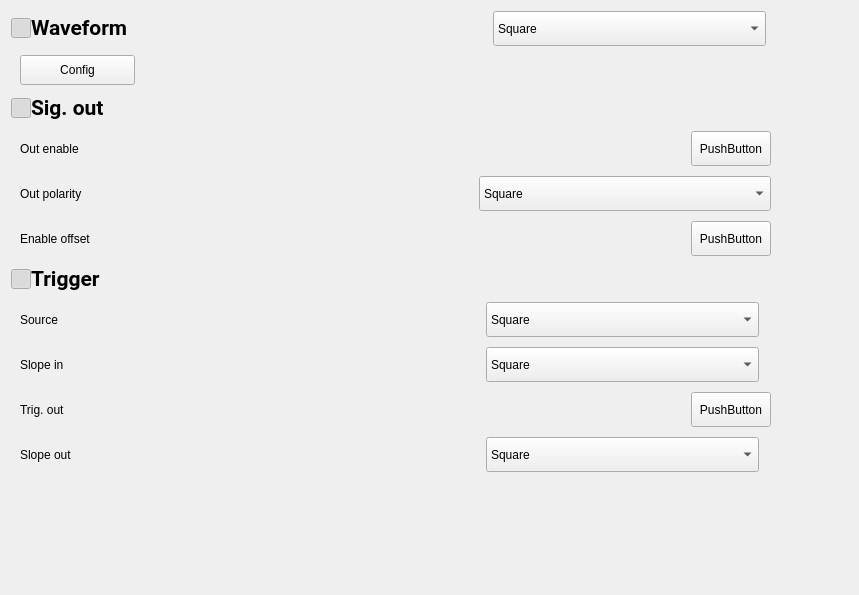
Qt form tas7061bb/widgets/wgContentHmf2550/wgContentHmf2550.ui (DoND8xforce/tas7061) before a commit.
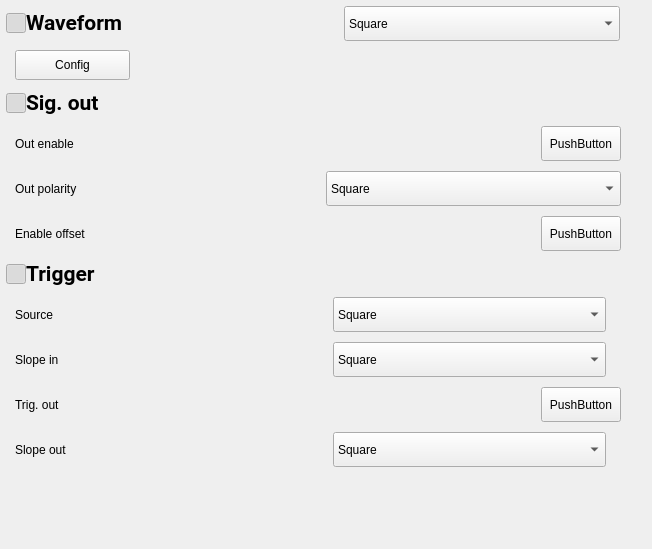
The same form after that commit. Icons and pictures are not drawn.

Commit message: Redesign layout tas7061if and tas7061bb

Patch:
```diff
--- a/tas7061bb/widgets/wgContentHmf2550/wgContentHmf2550.ui
+++ b/tas7061bb/widgets/wgContentHmf2550/wgContentHmf2550.ui
@@ -6,16 +6,33 @@
    <rect>
     <x>0</x>
     <y>0</y>
-    <width>859</width>
-    <height>595</height>
+    <width>652</width>
+    <height>549</height>
    </rect>
   </property>
   <property name="windowTitle">
    <string>Form</string>
   </property>
   <layout class="QHBoxLayout" name="horizontalLayout_4">
+   <property name="leftMargin">
+    <number>6</number>
+   </property>
+   <property name="topMargin">
+    <number>6</number>
+   </property>
+   <property name="rightMargin">
+    <number>6</number>
+   </property>
+   <property name="bottomMargin">
+    <number>6</number>
+   </property>
    <item>
-    <layout class="QVBoxLayout" name="verticalLayout_4">
+    <layout class="QVBoxLayout" name="verticalLayout_7">
+     <property name="spacing">
+      <number>0</number>
+     </property>
+     <item>
+      <layout class="QVBoxLayout" name="verticalLayout_6">
      <property name="spacing">
       <number>0</number>
      </property>
@@ -25,7 +42,7 @@
         <number>0</number>
        </property>
        <property name="rightMargin">
-        <number>14</number>
+          <number>10</number>
        </property>
        <item>
         <layout class="QHBoxLayout" name="horizontalLayout_2">
@@ -110,13 +127,13 @@
          </property>
          <property name="minimumSize">
           <size>
-           <width>273</width>
+             <width>276</width>
            <height>35</height>
           </size>
          </property>
          <property name="maximumSize">
           <size>
-           <width>273</width>
+             <width>276</width>
            <height>16777215</height>
           </size>
          </property>
@@ -148,10 +165,16 @@
       <widget class="QWidget" name="wgWaveForm" native="true">
        <property name="minimumSize">
         <size>
-         <width>769</width>
+           <width>624</width>
          <height>0</height>
         </size>
        </property>
+         <property name="maximumSize">
+          <size>
+           <width>624</width>
+           <height>16777215</height>
+          </size>
+         </property>
        <property name="styleSheet">
         <string notr="true"/>
        </property>
@@ -199,6 +222,10 @@
        </layout>
       </widget>
      </item>
+      </layout>
+     </item>
+     <item>
+      <layout class="QVBoxLayout" name="verticalLayout_5">
      <item>
       <layout class="QHBoxLayout" name="horizontalLayout_5">
        <property name="spacing">
@@ -285,10 +312,16 @@
       <widget class="QWidget" name="wgSignalOut" native="true">
        <property name="minimumSize">
         <size>
-         <width>769</width>
+           <width>624</width>
          <height>0</height>
         </size>
        </property>
+         <property name="maximumSize">
+          <size>
+           <width>624</width>
+           <height>16777215</height>
+          </size>
+         </property>
        <property name="styleSheet">
         <string notr="true"/>
        </property>
@@ -296,7 +329,7 @@
         <item>
          <layout class="QGridLayout" name="gridLayout">
           <property name="horizontalSpacing">
-           <number>388</number>
+             <number>240</number>
           </property>
           <property name="verticalSpacing">
            <number>10</number>
@@ -417,6 +450,13 @@
        </layout>
       </widget>
      </item>
+      </layout>
+     </item>
+     <item>
+      <layout class="QVBoxLayout" name="verticalLayout_4">
+       <property name="spacing">
+        <number>0</number>
+       </property>
      <item>
       <layout class="QHBoxLayout" name="horizontalLayout_11">
        <property name="spacing">
@@ -500,10 +540,16 @@
       <widget class="QWidget" name="wgTrigger" native="true">
        <property name="minimumSize">
         <size>
-         <width>769</width>
+           <width>624</width>
          <height>0</height>
         </size>
        </property>
+         <property name="maximumSize">
+          <size>
+           <width>624</width>
+           <height>16777215</height>
+          </size>
+         </property>
        <property name="styleSheet">
         <string notr="true"/>
        </property>
@@ -511,7 +557,7 @@
         <item>
          <layout class="QGridLayout" name="gridLayout_2">
           <property name="horizontalSpacing">
-           <number>414</number>
+             <number>266</number>
           </property>
           <property name="verticalSpacing">
            <number>10</number>
@@ -687,6 +733,8 @@
        </layout>
       </widget>
      </item>
+      </layout>
+     </item>
      <item>
       <spacer name="verticalSpacer">
        <property name="orientation">
@@ -694,8 +742,8 @@
        </property>
        <property name="sizeHint" stdset="0">
         <size>
-         <width>728</width>
-         <height>55</height>
+         <width>616</width>
+         <height>52</height>
         </size>
        </property>
       </spacer>
@@ -709,8 +757,8 @@
      </property>
      <property name="sizeHint" stdset="0">
       <size>
-       <width>84</width>
-       <height>538</height>
+       <width>3</width>
+       <height>448</height>
       </size>
      </property>
     </spacer>
```
Left out of the diff: 16 changed lines with no effect on the pictures. Lines whose indentation alone changed are shown as unchanged. The commit also changes 15 other files.
